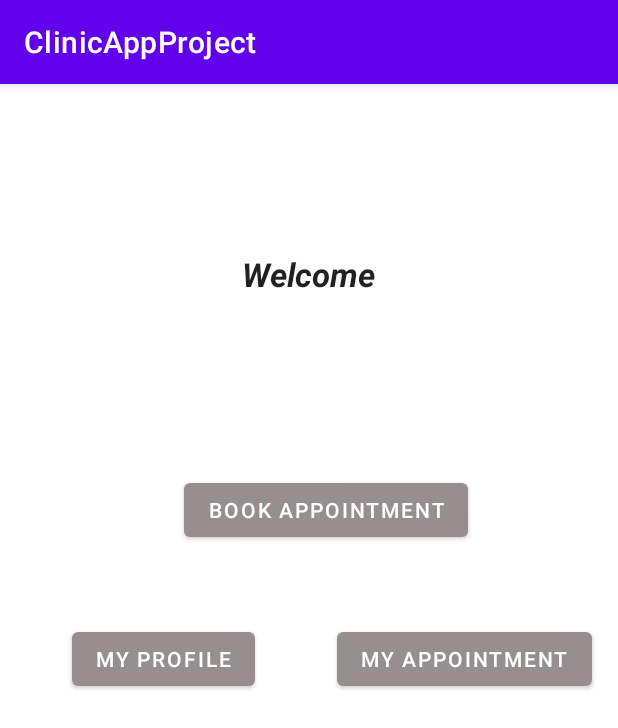
After one commit to garychen2002/ClinicAppProject, an Android app: the PatientActivity screen opened directly, with no data from a screen before it, on a phone screen of 412 x 824 dp. The commit adds this screen. Shown: the top 728 px of the screen. Run offline under Robolectric (Android 15) with nearby library versions, the phone set to English and light mode, and no system bars.

Commit message:
Update gradle.xml

```diff
--- a/app/src/main/AndroidManifest.xml
+++ b/app/src/main/AndroidManifest.xml
@@ -9,6 +9,8 @@
         android:roundIcon="@mipmap/ic_launcher_round"
         android:supportsRtl="true"
         android:theme="@style/Theme.ClinicAppProject">
+        <activity android:name=".BookAppointmentActivity"></activity>
+        <activity android:name=".PatientActivity" />
         <activity android:name=".MainActivity">
             <intent-filter>
                 <action android:name="android.intent.action.MAIN" />
--- /dev/null
+++ b/app/src/main/java/com/example/clinicappproject/BookAppointmentActivity.java
@@ -0,0 +1,14 @@
+package com.example.clinicappproject;
+
+import androidx.appcompat.app.AppCompatActivity;
+
+import android.os.Bundle;
+
+public class BookAppointmentActivity extends AppCompatActivity {
+
+    @Override
+    protected void onCreate(Bundle savedInstanceState) {
+        super.onCreate(savedInstanceState);
+        setContentView(R.layout.activity_book_appointment);
+    }
+}
--- /dev/null
+++ b/app/src/main/java/com/example/clinicappproject/Patient.java
@@ -0,0 +1,20 @@
+package com.example.clinicappproject;
+
+public class Patient {
+
+    String name;
+    String gender;
+
+
+    public Patient(){
+    }
+
+    public Patient(String name, String gender){
+        this.name=name;
+        this.gender=gender;
+
+    }
+
+
+
+}
--- /dev/null
+++ b/app/src/main/java/com/example/clinicappproject/PatientActivity.java
@@ -0,0 +1,36 @@
+package com.example.clinicappproject;
+
+import androidx.appcompat.app.AppCompatActivity;
+
+import android.content.Intent;
+import android.os.Bundle;
+import android.view.View;
+import android.widget.Button;
+
+
+public class PatientActivity extends AppCompatActivity {
+
+
+    private Button button1;
+
+    @Override
+    protected void onCreate(Bundle savedInstanceState) {
+        super.onCreate(savedInstanceState);
+        setContentView(R.layout.activity_patient);
+
+        button1 = (Button) findViewById(R.id.book);
+        button1.setOnClickListener(new View.OnClickListener() {
+            @Override
+            public void onClick(View view) {
+                openBookAppointment();
+            }
+        });
+
+    };
+
+
+    public void openBookAppointment(){
+        Intent intent = new Intent(this, BookAppointmentActivity.class);
+        startActivity(intent);
+    }
+}
--- /dev/null
+++ b/app/src/main/res/layout/activity_book_appointment.xml
@@ -0,0 +1,9 @@
+<?xml version="1.0" encoding="utf-8"?>
+<androidx.constraintlayout.widget.ConstraintLayout xmlns:android="http://schemas.android.com/apk/res/android"
+    xmlns:app="http://schemas.android.com/apk/res-auto"
+    xmlns:tools="http://schemas.android.com/tools"
+    android:layout_width="match_parent"
+    android:layout_height="match_parent"
+    tools:context=".BookAppointmentActivity">
+
+</androidx.constraintlayout.widget.ConstraintLayout>
--- /dev/null
+++ b/app/src/main/res/layout/activity_patient.xml
@@ -0,0 +1,59 @@
+<?xml version="1.0" encoding="utf-8"?>
+<androidx.constraintlayout.widget.ConstraintLayout xmlns:android="http://schemas.android.com/apk/res/android"
+    xmlns:app="http://schemas.android.com/apk/res-auto"
+    xmlns:tools="http://schemas.android.com/tools"
+    android:layout_width="match_parent"
+    android:layout_height="match_parent"
+    tools:context=".PatientActivity">
+
+    <Button
+        android:id="@+id/book"
+        android:layout_width="wrap_content"
+        android:layout_height="wrap_content"
+        android:layout_marginEnd="100dp"
+        android:layout_marginRight="100dp"
+        android:layout_marginBottom="460dp"
+        android:text="@string/book_appointment"
+        app:backgroundTint="#978F8F"
+        app:layout_constraintBottom_toBottomOf="parent"
+        app:layout_constraintEnd_toEndOf="parent" />
+
+    <Button
+        android:id="@+id/appointment"
+        android:layout_width="wrap_content"
+        android:layout_height="wrap_content"
+        android:text="@string/my_appointment"
+        app:backgroundTint="#978F8F"
+        app:layout_constraintBottom_toBottomOf="parent"
+        app:layout_constraintEnd_toEndOf="parent"
+        app:layout_constraintHorizontal_bias="0.761"
+        app:layout_constraintStart_toEndOf="@+id/profile"
+        app:layout_constraintTop_toTopOf="parent"
+        app:layout_constraintVertical_bias="0.499" />
+
+    <Button
+        android:id="@+id/profile"
+        android:layout_width="wrap_content"
+        android:layout_height="wrap_content"
+        android:layout_marginStart="48dp"
+        android:layout_marginLeft="48dp"
+        android:text="@string/my_profile"
+        app:backgroundTint="#978F8F"
+        app:layout_constraintBottom_toBottomOf="parent"
+        app:layout_constraintStart_toStartOf="parent"
+        app:layout_constraintTop_toTopOf="parent"
+        app:layout_constraintVertical_bias="0.499" />
+
+    <TextView
+        android:id="@+id/textView"
+        android:layout_width="150dp"
+        android:layout_height="43dp"
+        android:layout_marginTop="112dp"
+        android:text="@string/message"
+        android:textAppearance="@style/TextAppearance.AppCompat.Large"
+        android:textStyle="bold|italic"
+        app:layout_constraintEnd_toEndOf="parent"
+        app:layout_constraintHorizontal_bias="0.616"
+        app:layout_constraintStart_toStartOf="parent"
+        app:layout_constraintTop_toTopOf="parent" />
+</androidx.constraintlayout.widget.ConstraintLayout>
--- a/app/src/main/res/values/strings.xml
+++ b/app/src/main/res/values/strings.xml
@@ -1,3 +1,12 @@
 <resources>
     <string name="app_name">ClinicAppProject</string>
+
+    <string name="my_profile">My Profile</string>
+
+    <string name="book_appointment">Book Appointment</string>
+    <string name="my_appointment">My Appointment</string>
+
+    <string name="message">Welcome</string>
+
+
 </resources>
```
